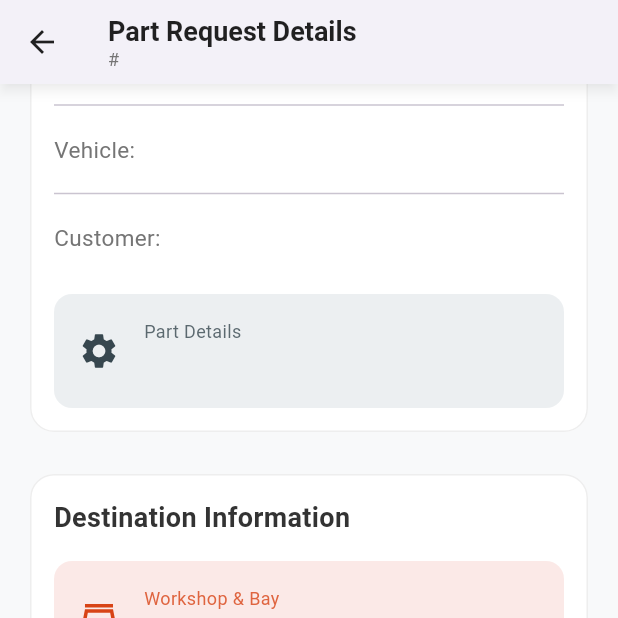
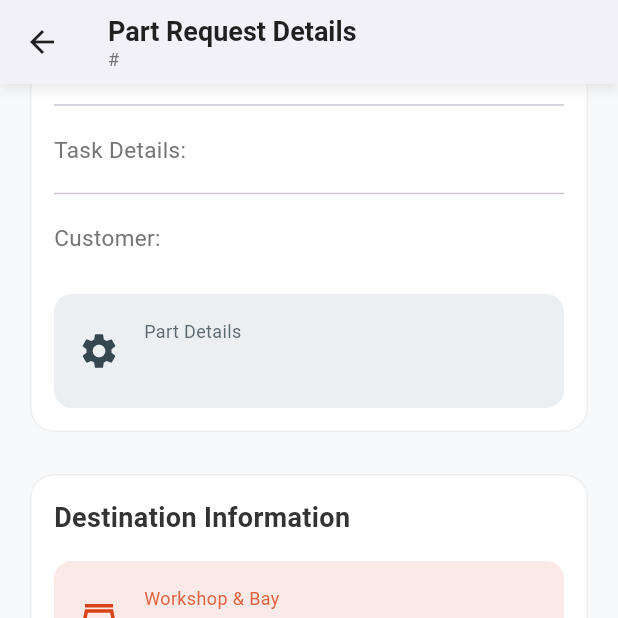
Before and after one commit to Jlya1212/fluttter_project, a Flutter app: the PartRequestDetailsPage screen opened directly with empty values, scrolled down 1152 dp, on a phone screen of 412 x 824 dp, the top half of it. Run offline on Flutter 3.47's test engine with Material 3 defaults, Android fonts, the phone set to English and light mode, and no system bars; our stand-ins replace cloud_firestore, firebase_auth, firebase_core, image_picker, signature; accounts and stored records are empty.

Commit message:
yap , chat a lot of change . why so ? i dont even know , just add some "simple" feature but case lot of time ... i think that what developer feel as a backend btw . ohh you want to know what is added : 1. get task by driver name 2. add dummy data 3. find out lot of where we can improve (but just left it man)
i eat burger as dinner btw .

```diff
--- a/lib/Models/Task.dart
+++ b/lib/Models/Task.dart
@@ -25,6 +25,8 @@ class Task {
   final int? estimatedDurationMinutes;
   final String? specialInstructions;
   final String? deliveryNotes;
+  // need to add one more field : ASSIGN DELIVERY NAME
+  final String? assignDriverName ;
 
   Task({
     required this.taskName,
@@ -47,6 +49,7 @@ class Task {
     this.specialInstructions,
     this.deliveryNotes,
     this.photoBase64,
+    this.assignDriverName
   });
 
   factory Task.fromJson(Map<String, dynamic> json) {
@@ -58,7 +61,6 @@ class Task {
       itemDescription: json['itemDescription'] ?? '',
       itemCount: json['itemCount'] ?? 0,
 
-      // Safely convert Firestore Timestamps
       startTime: json['startTime'] != null
           ? (json['startTime'] as Timestamp).toDate()
           : DateTime.now(),
@@ -66,8 +68,6 @@ class Task {
           ? (json['deadline'] as Timestamp).toDate()
           : DateTime.now(),
 
-
-      // Convert status string → enum
       status: TaskStatus.values.firstWhere(
             (e) => e.name == json['status'],
         orElse: () => TaskStatus.pending,
@@ -87,8 +87,6 @@ class Task {
           : null)
           : null,
 
-
-      // ✅ Strings
       customerName: json['customerName'] as String?,
       partDetails: json['partDetails'] as String?,
       destinationAddress: json['destinationAddress'] as String?,
@@ -96,17 +94,18 @@ class Task {
       deliveryNotes: json['deliveryNotes'] as String?,
       photoBase64: json['photoBase64'] as String?,
 
-      // ✅ Numbers (force to int)
       estimatedDurationMinutes: json['estimatedDurationMinutes'] != null
           ? (json['estimatedDurationMinutes'] as num).toInt()
           : null,
 
-      // ✅ Photo and completion time
       completionTime: json['completionTime'] != null
           ? (json['completionTime'] as Timestamp).toDate()
           : null,
+
+      assignDriverName: json['assignDriverName'] as String?,
     );
   }
+
 
   // toJson should convert DateTime back to Timestamp for saving to Firestore
   Map<String, dynamic> toJson() {
@@ -133,6 +132,7 @@ class Task {
       'specialInstructions': specialInstructions,
       'deliveryNotes': deliveryNotes,
       'photoBase64': photoBase64,
+      'assignDriverName': assignDriverName,
     };
   }
 }
--- a/lib/Repository/FirebaseRepository.dart
+++ b/lib/Repository/FirebaseRepository.dart
@@ -32,18 +32,23 @@ class FirebaseRepository implements Repository {
   }
 
   @override
-  Future<Result<List<Task>>> getTasksByStatus(TaskStatus status) async {
+  Future<Result<List<Task>>> getTasksByStatus(
+      TaskStatus status, String? assignDriverName,) async {
     try {
-      // Create a query against the "tasks" collection
       Query query = _firestore.collection('tasks');
 
-      // If the filter is not "all", add a where clause
+      // filter by status (skip if 'all')
       if (status != TaskStatus.all) {
         query = query.where('status', isEqualTo: status.name);
       }
 
+      // filter by assigned driver name (skip if null/empty)
+      if (assignDriverName != null && assignDriverName.isNotEmpty) {
+        query = query.where('assignDriverName', isEqualTo: assignDriverName);
+      }
+
       final querySnapshot = await query.get();
-      // Map the documents from Firestore into our Task objects
+
       final tasks = querySnapshot.docs
           .map((doc) => Task.fromJson(doc.data() as Map<String, dynamic>))
           .toList();
@@ -53,6 +58,7 @@ class FirebaseRepository implements Repository {
       return Result.failure('Error fetching tasks: ${e.toString()}');
     }
   }
+
 
   // A new method for handling actual user login with Firebase Auth
   @override
@@ -146,4 +152,15 @@ class FirebaseRepository implements Repository {
       return Result.failure('Error confirming delivery: ${e.toString()}');
     }
   }
+  @override
+  Future<Result<bool>> addTaskToDB(Task task) async {
+    try {
+      await _firestore.collection('tasks').doc(task.taskCode).set(task.toJson());
+      return Result.success(true);
+    } catch (e) {
+      return Result.failure("Failed to add task: ${e.toString()}");
+    }
+  }
+
+
 }
--- a/lib/Repository/MockUpRepository.dart
+++ b/lib/Repository/MockUpRepository.dart
@@ -33,7 +33,7 @@ class MockUpRepository implements Repository {
   final List<User> _users = [
     User(
       id: 'user001',
-      username: '',
+      username: 'johndoe',
       email: 'johndoe',
       phone: '012-3456789',
       password: 'password123',
@@ -48,7 +48,7 @@ class MockUpRepository implements Repository {
   ];
 
   @override
-  Future<Result<List<Task>>> getTasksByStatus(TaskStatus status) async {
+  Future<Result<List<Task>>> getTasksByStatus(TaskStatus status,String? assignDriverName,) async {
     try {
       if (status == TaskStatus.all) {
         return Result.success(_tasks);
--- a/lib/Repository/Repository.dart
+++ b/lib/Repository/Repository.dart
@@ -5,7 +5,7 @@ import '../common/Result.dart';
 import 'dart:typed_data';
 
 abstract class Repository {
-  Future<Result<List<Task>>> getTasksByStatus(TaskStatus status);
+  Future<Result<List<Task>>> getTasksByStatus(TaskStatus status , String AssignDriverName);
   Future<Result<User>> getUserByEmail(String email);
 
   // Add this new method for handling authentication
@@ -20,4 +20,7 @@ abstract class Repository {
       );
   // Add method for updating task status
   Future<Result<void>> updateTaskStatus(String taskCode, TaskStatus newStatus);
+
+  // add task to db :
+  Future<Result<bool>> addTaskToDB(Task task);
 }
--- a/lib/View/PartRequestDetails_Page.dart
+++ b/lib/View/PartRequestDetails_Page.dart
@@ -451,7 +451,7 @@ class _PartRequestDetailsPageState extends State<PartRequestDetailsPage> {
           const Divider(),
           _detailRowWithBadge('Quantity:', task.itemCount.toString()),
           const Divider(),
-          _detailRow('Vehicle:', task.itemDescription),
+          _detailRow('Task Details:', task.itemDescription),
           if (task.customerName != null) ...[
             const Divider(),
             _detailRow('Customer:', task.customerName!),
--- a/lib/ViewModel/TaskController.dart
+++ b/lib/ViewModel/TaskController.dart
@@ -70,9 +70,9 @@ class TaskController extends ChangeNotifier {
     return completedTaskCount / _allTasks.length;
   }
 
-  Future<void> loadTasksAndSetFilter(TaskStatus status) async {
+  Future<void> loadTasksAndSetFilter(TaskStatus status , String? assignDriverName,) async {
     try {
-      final result = await repository.getTasksByStatus(TaskStatus.all);
+      final result = await repository.getTasksByStatus(TaskStatus.all , assignDriverName!);
 
       if (result.isSuccess) {
         _allTasks = result.data ?? [];
--- a/lib/main.dart
+++ b/lib/main.dart
@@ -1,9 +1,9 @@
 import 'package:flutter/material.dart';
-
 import 'package:fluttter_project/Repository/FirebaseRepository.dart';
 import 'package:fluttter_project/ViewModel/TaskController.dart';
 import 'package:fluttter_project/ViewModel/UserController.dart';
 import 'package:provider/provider.dart';
+import 'Models/Task.dart';
 import 'Router/Router.dart';
 
 // Import Firebase Core and the generated options file
@@ -14,22 +14,93 @@ void main() async {
   // Ensure Flutter is initialized before we run async code
   WidgetsFlutterBinding.ensureInitialized();
 
-  // Initialize Firebase using the generated options file
+  // Initialize Firebase
   await Firebase.initializeApp(
     options: DefaultFirebaseOptions.currentPlatform,
   );
 
+  // Create a single repo instance
+  final repo = FirebaseRepository();
+
+  // await seedTasks(repo);
+
   runApp(
     MultiProvider(
       providers: [
-        // We now provide our app with the real FirebaseRepository
-        ChangeNotifierProvider(create: (_) => UserController(FirebaseRepository())),
-        ChangeNotifierProvider(create: (_) => TaskController(FirebaseRepository())),
+        ChangeNotifierProvider(create: (_) => UserController(repo)),
+        ChangeNotifierProvider(create: (_) => TaskController(repo)),
       ],
       child: const MyApp(),
     ),
   );
 }
+
+/* Future<void> seedTasks(FirebaseRepository repo) async {
+  final drivers = ["Jane S", "John D"];
+
+  final fromLocations = [
+    "Central Warehouse",
+    "North Hub",
+    "South Depot",
+  ];
+
+  final toLocations = [
+    "Auto Repair Shop A",
+    "Car Service Center B",
+    "Mechanic Garage C",
+    "Parts Store D",
+  ];
+
+  final parts = [
+    "Brake Pads",
+    "Oil Filter",
+    "Spark Plugs",
+    "Air Filter",
+    "Timing Belt",
+    "Radiator",
+    "Alternator",
+    "Clutch Kit",
+    "Headlights",
+    "Battery",
+  ];
+
+  for (int i = 0; i < 20; i++) {
+    final driverName = drivers[i % 2];
+    final part = parts[i % parts.length];
+    final from = fromLocations[i % fromLocations.length];
+    final to = toLocations[i % toLocations.length];
+
+    final task = Task(
+      taskName: "Deliver $part",
+      taskCode: "TST-${DateTime.now().millisecondsSinceEpoch}-$i",
+      fromLocation: from,
+      toLocation: to,
+      itemDescription: "$part for customer order #${1000 + i}",
+      itemCount: (i % 3) + 1, // 1–3 items
+      startTime: DateTime.now().add(Duration(hours: i)), // staggered start
+      deadline: DateTime.now().add(Duration(hours: i + 5)),
+      status: TaskStatus.pending,
+      ownerId: "system",
+      customerName: "Customer ${String.fromCharCode(65 + i)}",
+      partDetails: "$part (batch ${2024 + i})",
+      destinationAddress: "${10 + i} Industrial Road, District ${i % 4 + 1}",
+      estimatedDurationMinutes: 45 + (i % 4) * 15, // 45, 60, 75, 90
+      specialInstructions: (i % 2 == 0)
+          ? "Leave at front desk"
+          : "Call before delivery",
+      deliveryNotes: "N/A",
+      assignDriverName: driverName,
+    );
+
+    final result = await repo.addTaskToDB(task);
+    if (result.isSuccess) {
+      print("✅ Task ${task.taskCode} added for $driverName ($part → $to)");
+    } else {
+      print("❌ Failed to add task: ${result.errorMessage}");
+    }
+  }
+} */
+
 
 class MyApp extends StatelessWidget {
   const MyApp({super.key});
```
Also changed, not shown: lib/View/Home_Page.dart (+9 -4 lines), lib/View/StatusUpdate_Page.dart (+6 -1 lines), lib/View/TaskSchedule_Page.dart (+21 -1 lines), lib/ViewModel/UserController.dart (+6 -9 lines), lib/firebase_options.dart.
